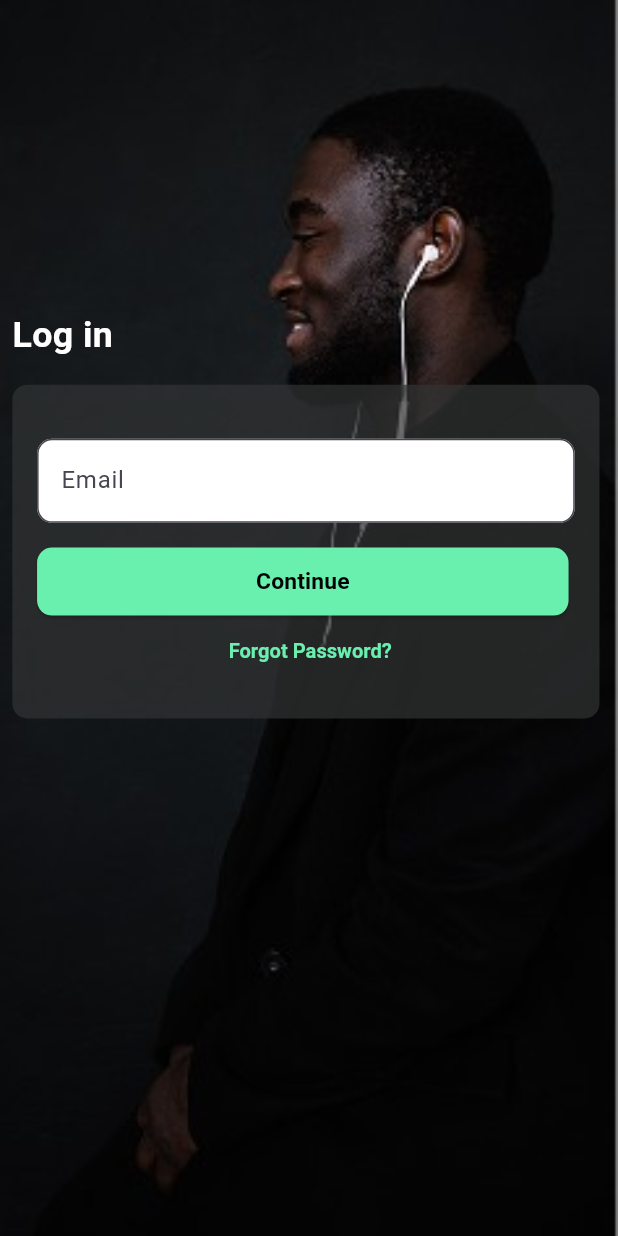
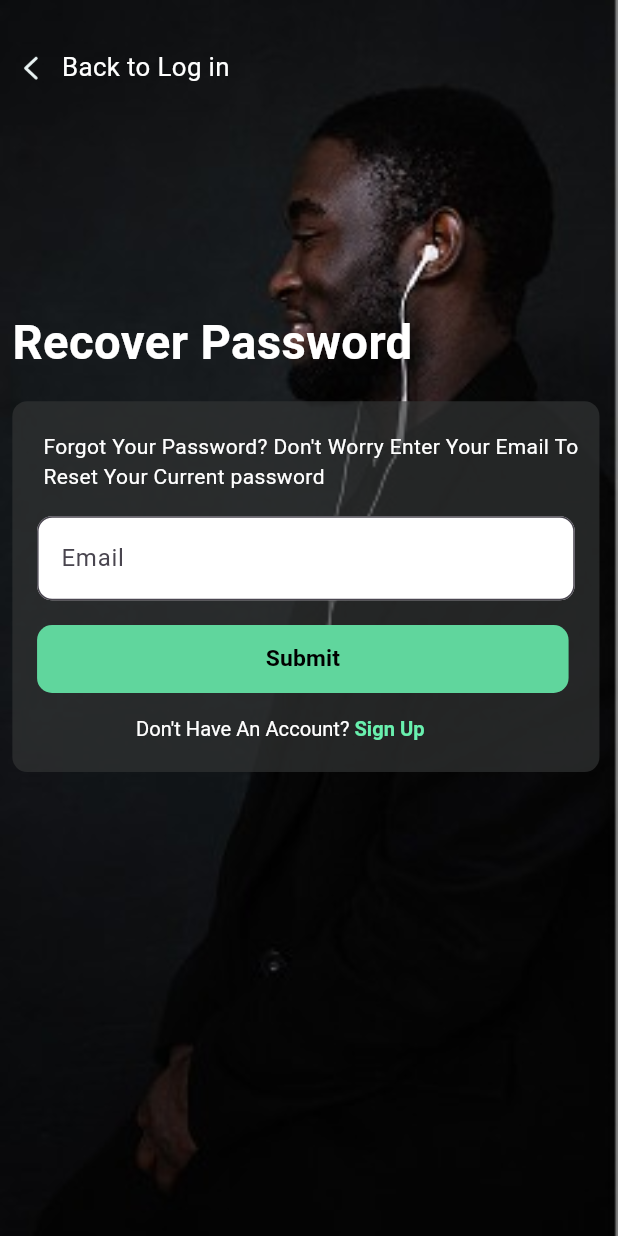
Before and after one commit to AksharRami2007/Book-Nexus, a Flutter app: the screen it shows after launch, after a tap on "Continue", on a phone screen of 412 x 824 dp. Run offline on Flutter 3.47's test engine with Material 3 defaults, Android fonts, the light colour scheme and no system bars; our stand-ins replace get, get_storage, responsive_sizer; Roboto replaces fonts that are missing (Poppins-Regular).

Commit message:
ForgotPassword

```diff
--- a/lib/Constant/colors.dart
+++ b/lib/Constant/colors.dart
@@ -1,5 +1,6 @@
+import 'dart:ui';
 
-import 'dart:ui';
+import 'package:flutter/material.dart';
 
 class AppColors {
   var white100Color = const Color(0xffFFFFFF);
@@ -11,4 +12,5 @@ class AppColors {
   var filterbutton = const Color(0xFFE9EDEF);
   var dottedcolors = const Color(0xFFEEEEEE);
   var container = const Color(0xFF313333);
+  static const Color green = Colors.greenAccent;
 }
--- a/lib/Navigation/nevigation.dart
+++ b/lib/Navigation/nevigation.dart
@@ -1,8 +1,10 @@
 import 'package:book_nexus/Navigation/routername.dart';
-import 'package:book_nexus/Screen/Auth/ForgotPasswordScreen/ForgotPasswordController.dart';
-import 'package:book_nexus/Screen/Auth/ForgotPasswordScreen/ForgotpasswordScreen.dart';
+import 'package:book_nexus/Screen/Auth/ForgotPasswordScreen/RecoverPasswordScreen/RecoverPasswordController.dart';
+import 'package:book_nexus/Screen/Auth/ForgotPasswordScreen/RecoverPasswordScreen/RecoverPasswordScreenWrapper.dart';
 import 'package:book_nexus/Screen/Auth/LogInScreen/LoginController.dart';
 import 'package:book_nexus/Screen/Auth/LogInScreen/LoginScreenWrapper.dart';
+import 'package:book_nexus/Screen/Auth/SignUpScreen/SignUpController.dart';
+import 'package:book_nexus/Screen/Auth/SignUpScreen/SignUpScreenWrapper.dart';
 import 'package:get/get_navigation/src/routes/get_route.dart';
 
 class Pages {
@@ -14,9 +16,14 @@ class Pages {
         binding: LogincontrollerBindings(),
       ),
       GetPage(
-        name: Routername.forgotpasswordsreen,
-        page: () => const Forgotpasswordscreen(),
-        binding: ForgotpasswordcontrollerBindings(),
+        name: Routername.recoverPasswordscreen,
+        page: () => const RecoverPasswordScreenWrapper(),
+        binding: RecoverPasswordControllerBindings(),
+      ),
+      GetPage(
+        name: Routername.signupscreen,
+        page: () => const Signupscreenwrapper(),
+        binding: SignupcontrollerBindings(),
       ),
     ];
   }
--- a/lib/Navigation/routername.dart
+++ b/lib/Navigation/routername.dart
@@ -1,4 +1,5 @@
 class Routername {
   static const String loginscreen = '/Loginscreenwrapper';
-  static const String forgotpasswordsreen = '/Forgotpasswordscreen';
+  static const String recoverPasswordscreen = '/RecoverPasswordScreenWrapper';
+  static const String signupscreen = '/Signupscreenwrapper';
 }
--- /dev/null
+++ b/lib/Screen/Auth/ForgotPasswordScreen/RecoverPasswordScreen/RecoverPasswordController.dart
@@ -0,0 +1,16 @@
+import 'package:book_nexus/Screen/Basecontroller/basecontroller.dart';
+import 'package:get/get.dart';
+
+class RecoverPasswordControllerBindings implements Bindings {
+  @override
+  void dependencies() {
+    Get.lazyPut(() => RecoverPasswordController());
+  }
+}
+
+class RecoverPasswordController extends BaseController {
+  @override
+  void onInit() {
+    super.onInit();
+  }
+}
--- /dev/null
+++ b/lib/Screen/Auth/ForgotPasswordScreen/RecoverPasswordScreen/RecoverPasswordScreenWrapper.dart
@@ -0,0 +1,77 @@
+import 'package:book_nexus/Constant/colors.dart';
+import 'package:book_nexus/Navigation/routername.dart';
+import 'package:book_nexus/Screen/Auth/ForgotPasswordScreen/RecoverPasswordScreen/RecoverPasswordController.dart';
+import 'package:book_nexus/Screen/Basecontroller/basecontroller.dart';
+import 'package:book_nexus/Screen/Widget/Custombutton/Custombutton.dart';
+import 'package:book_nexus/Screen/Widget/Customtextfield/Customtextfield.dart';
+import 'package:flutter/gestures.dart';
+import 'package:flutter/material.dart';
+import 'package:responsive_sizer/responsive_sizer.dart';
+import 'package:get/get.dart';
+
+import '../../../Widget/CustomScafflod/CustomScaffold.dart';
+
+class RecoverPasswordScreenWrapper extends BaseView<RecoverPasswordController> {
+  const RecoverPasswordScreenWrapper ({super.key});
+
+  @override
+  Widget vBuilder(BuildContext context) {
+    return CustomScaffold(
+        containerHeight: 30,
+        containerWidth: 95,
+        title: 'Recover Password',
+        isBackBtn: true,
+        child: Column(
+          mainAxisAlignment: MainAxisAlignment.center,
+          crossAxisAlignment: CrossAxisAlignment.start,
+          children: [
+            Padding(
+              padding: EdgeInsets.only(left: 5.w),
+              child: Text(
+                'Forgot Your Password? Don\'t Worry Enter Your Email To Reset Your Current password',
+                style: TextStyle(color: AppColors().white100Color),
+              ),
+            ),
+            SizedBox(
+              height: 2.h,
+            ),
+            Customtextfield(
+                name: 'Email',
+                obsecuretext: false,
+                onchanged: (String value) {}),
+            SizedBox(
+              height: 2.h,
+            ),
+            Padding(
+              padding: EdgeInsets.only(left: 4.w),
+              child: Custombutton(name: 'Submit'),
+            ),
+            SizedBox(
+              height: 2.h,
+            ),
+            Padding(
+              padding: EdgeInsets.only(left: 20.w),
+              child: RichText(
+                  text: TextSpan(children: <TextSpan>[
+                TextSpan(
+                    text: 'Don\'t Have An Account? ',
+                    style: TextStyle(
+                      color: AppColors().white100Color,
+                      fontSize: 15.sp,
+                    )),
+                TextSpan(
+                    text: 'Sign Up',
+                    recognizer: TapGestureRecognizer()
+                      ..onTap = () {
+                        Get.toNamed(Routername.signupscreen);
+                      },
+                    style: TextStyle(
+                        color: AppColors.green,
+                        fontSize: 15.sp,
+                        fontWeight: FontWeight.bold)),
+              ])),
+            )
+          ],
+        ));
+  }
+}
--- a/lib/Screen/Auth/ForgotPasswordScreen/ForgotPasswordController.dart
+++ b/lib/Screen/Auth/ForgotPasswordScreen/VerifyCodeScreen/VerifyCodeController.dart
@@ -1,14 +1,14 @@
 import 'package:book_nexus/Screen/Basecontroller/basecontroller.dart';
 import 'package:get/get.dart';
 
-class ForgotpasswordcontrollerBindings implements Bindings {
+class VerifyCodecontrollerBindings implements Bindings {
   @override
   void dependencies() {
-    Get.lazyPut(() => Forgotpasswordcontroller());
+    Get.lazyPut(() => VerifyCodecontroller());
   }
 }
 
-class Forgotpasswordcontroller extends BaseController {
+class VerifyCodecontroller extends BaseController {
   @override
   void onInit() {
     super.onInit();
--- a/lib/Screen/Auth/LogInScreen/LoginScreenWrapper.dart
+++ b/lib/Screen/Auth/LogInScreen/LoginScreenWrapper.dart
@@ -1,14 +1,15 @@
-import 'package:book_nexus/Constant/assets.dart';
 import 'package:book_nexus/Constant/colors.dart';
+import 'package:book_nexus/Navigation/routername.dart';
 import 'package:book_nexus/Screen/Auth/LogInScreen/LoginController.dart';
 import 'package:book_nexus/Screen/Basecontroller/basecontroller.dart';
 import 'package:book_nexus/Screen/Widget/Custombutton/Custombutton.dart';
 import 'package:book_nexus/Screen/Widget/Customtextfield/Customtextfield.dart';
+import 'package:flutter/gestures.dart';
 import 'package:flutter/material.dart';
 import 'package:responsive_sizer/responsive_sizer.dart';
+import 'package:get/get.dart';
 
 import '../../Widget/CustomScafflod/CustomScaffold.dart';
-
 
 class Loginscreenwrapper extends BaseView<Logincontroller> {
   const Loginscreenwrapper({super.key});
@@ -36,7 +37,9 @@ class Loginscreenwrapper extends BaseView<Logincontroller> {
             padding: EdgeInsets.only(left: 4.w),
             child: Custombutton(
               name: 'Continue',
-              onclick: () {},
+              onclick: () {
+                Get.toNamed(Routername.recoverPasswordscreen);
+              },
             ),
           ),
           SizedBox(
@@ -48,10 +51,15 @@ class Loginscreenwrapper extends BaseView<Logincontroller> {
                 text: TextSpan(children: <TextSpan>[
               TextSpan(
                   text: 'Forgot Password?',
+                  recognizer: TapGestureRecognizer()
+                    ..onTap = () {
+                      Get.toNamed(Routername.recoverPasswordscreen);
+                    },
                   style: TextStyle(
-                      fontSize: 15.sp,
-                      fontWeight: FontWeight.bold,
-                      color: Colors.greenAccent))
+                    fontSize: 15.sp,
+                    fontWeight: FontWeight.bold,
+                    color: AppColors.green,
+                  ))
             ])),
           )
         ],
--- a/lib/Screen/Widget/CustomScafflod/CustomScaffold.dart
+++ b/lib/Screen/Widget/CustomScafflod/CustomScaffold.dart
@@ -65,7 +65,7 @@ class CustomScaffold extends StatelessWidget {
                     Text(
                       title,
                       style: TextStyle(
-                          fontSize: 20.sp,
+                          fontSize: 23.sp,
                           color: AppColors().white100Color,
                           fontWeight: FontWeight.bold),
                     ),
--- a/lib/Screen/Widget/Custombutton/Custombutton.dart
+++ b/lib/Screen/Widget/Custombutton/Custombutton.dart
@@ -1,3 +1,4 @@
+import 'package:book_nexus/Constant/colors.dart';
 import 'package:flutter/material.dart';
 import 'package:responsive_sizer/responsive_sizer.dart';
 
@@ -18,11 +19,13 @@ class Custombutton extends StatelessWidget {
     return Container(
         height: height.h,
         width: width.w,
+        decoration: BoxDecoration(
+            color:AppColors.green, borderRadius: BorderRadius.circular(10)),
         child: ElevatedButton(
             style: ElevatedButton.styleFrom(
                 shape: RoundedRectangleBorder(
                     borderRadius: BorderRadius.circular(10)),
-                backgroundColor: Colors.greenAccent),
+                backgroundColor: AppColors.green,),
             onPressed: onclick,
             child: Text(
               name,
```
Also changed, not shown: lib/Screen/Auth/ForgotPasswordScreen/ForgotpasswordScreen.dart (deleted, +0 -61 lines), lib/Screen/Auth/ForgotPasswordScreen/VerifyCodeScreen/VerifyCodeScreenWrapper.dart (added, +32 -0 lines), lib/Screen/Auth/SignUpScreen/SignUpController.dart (added, +16 -0 lines), lib/Screen/Auth/SignUpScreen/SignUpScreenWrapper.dart (added, +29 -0 lines).
